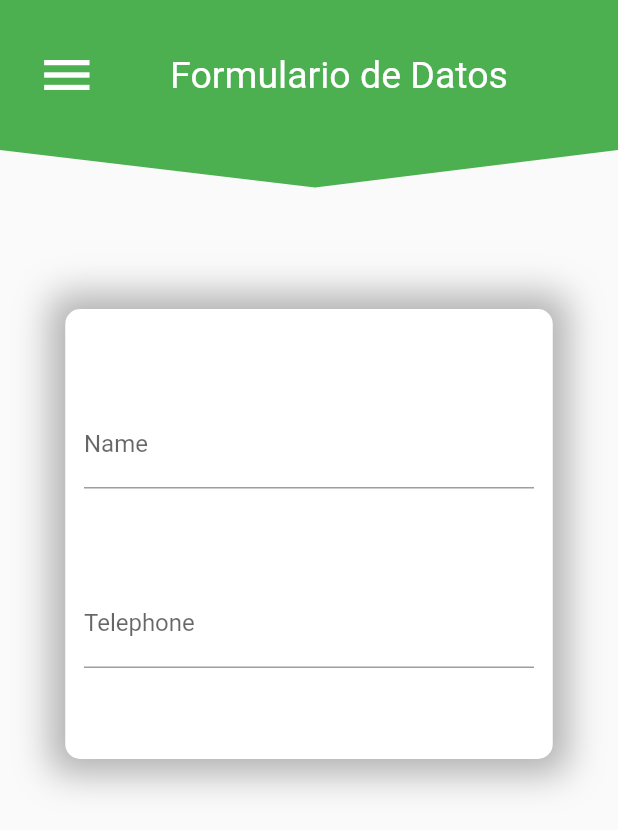
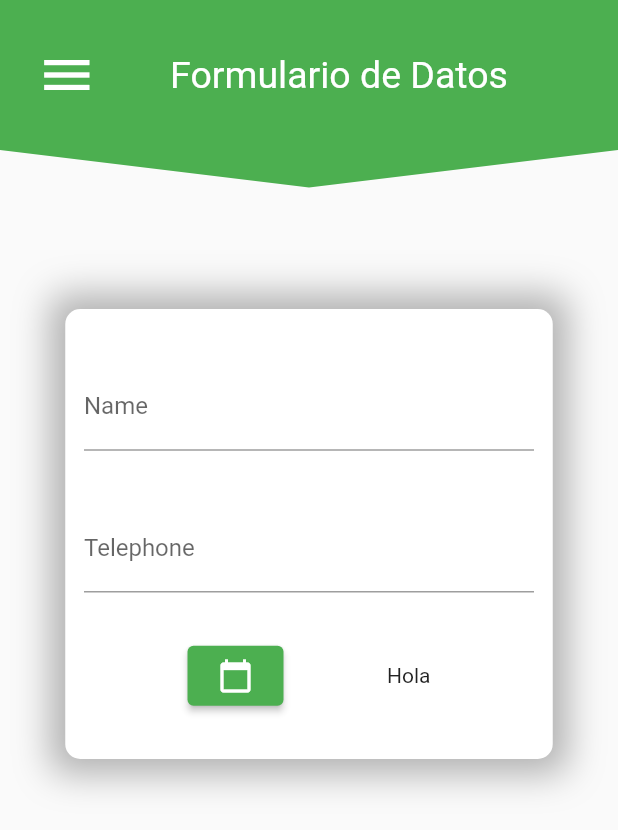
Before and after one commit to Jordieee/Practica5IPC_2022_StatefulLogin, a Flutter app: the screen it shows after launch, on a phone screen of 412 x 824 dp. Shown: the top 830 px of the screen. Run offline on Flutter 3.47's test engine with Material 2 defaults, Android fonts, the phone set to English and light mode, and no system bars.

Commit message:
Calendar done

```diff
--- a/lib/form_page.dart
+++ b/lib/form_page.dart
@@ -1,4 +1,7 @@
 import 'package:flutter/material.dart';
+import 'package:intl/intl.dart';
+
+import 'dart:core';
 
 class FormPage extends StatefulWidget {
   const FormPage({Key? key}) : super(key: key);
@@ -8,17 +11,18 @@ class FormPage extends StatefulWidget {
 }
 
 class _FormPageState extends State<FormPage> {
-
   late TextEditingController _controller;
+  DateTime? _day;
+  String? day = "Hola";
 
   @override
-  void initState(){
+  void initState() {
     super.initState();
     _controller = TextEditingController();
   }
 
   @override
-  void dispose(){
+  void dispose() {
     _controller.dispose();
     super.dispose();
   }
@@ -30,7 +34,9 @@ class _FormPageState extends State<FormPage> {
       body: SafeArea(
         child: Column(children: [
           _Header(),
-          const Spacer(flex: 1,),
+          const Spacer(
+            flex: 1,
+          ),
           Container(
             width: 325,
             height: 300,
@@ -47,31 +53,71 @@ class _FormPageState extends State<FormPage> {
             ),
             child: Column(
               mainAxisAlignment: MainAxisAlignment.spaceEvenly,
-              children: const [
-                SizedBox(
+              children: [
+                const SizedBox(
                   width: 300,
                   child: TextField(
                     keyboardType: TextInputType.name,
                     decoration: InputDecoration(
-                      labelText: "Name",
-                      hintText: "Introduce your name..."
-                    ),
+                        labelText: "Name", hintText: "Introduce your name..."),
                   ),
                 ),
-                SizedBox(
+                const SizedBox(
                   width: 300,
                   child: TextField(
                     keyboardType: TextInputType.name,
                     decoration: InputDecoration(
                         labelText: "Telephone",
-                        hintText: "Introduce your telephone..."
-                    ),
+                        hintText: "Introduce your telephone..."),
+                  ),
+                ),
+                SizedBox(
+                  width: 300,
+                  child: Row(
+                    mainAxisAlignment: MainAxisAlignment.spaceEvenly,
+                    children: [
+                      SizedBox(
+                        height: 40,
+                        child: ElevatedButton(
+                            child: const Icon(Icons.calendar_today),
+                            style: ButtonStyle(
+                              backgroundColor:
+                              MaterialStateProperty.all(Colors.green),
+                            ),
+                            onPressed: () {
+                              showDatePicker(
+
+                                  context: context,
+                                  initialDate: DateTime.now(),
+                                  firstDate: DateTime(1900),
+                                  lastDate: DateTime(2099)
+                              ).then((pickedValue){
+                                if(pickedValue != null){
+                                  debugPrint("Ok => ${pickedValue.weekday}");
+                                  _day = pickedValue;
+                                  DateFormat dateFormat = DateFormat("dd MMMM yyyy");
+                                  day = dateFormat.format(_day!);
+                                  setState(() {});
+                                }
+                                else{
+                                  debugPrint("Cancelled :(");
+                                }
+                              });
+                            }
+                        ),
+                      ),
+                      Text(day!,
+
+                      )
+                    ],
                   ),
                 )
               ],
             ),
           ),
-          const Spacer(flex: 3,),
+          const Spacer(
+            flex: 3,
+          ),
         ]),
       ),
     );
@@ -127,11 +173,11 @@ class MyPaint extends CustomPainter {
       ..style = PaintingStyle.fill;
 
     final path = Path()
-      ..moveTo(0, 100)
-      ..lineTo(0, 0)
-      ..lineTo(size.width, 0)
+      ..moveTo(0, 0)
+      ..lineTo(0, 100)
+      ..lineTo(size.width / 2, size.height + 25)
       ..lineTo(size.width, 100)
-      ..lineTo(210, 125);
+      ..lineTo(size.width, 0);
 
     canvas.drawPath(path, paint);
   }
--- a/pubspec.yaml
+++ b/pubspec.yaml
@@ -27,6 +27,7 @@ environment:
 # the latest version available on pub.dev. To see which dependencies have newer
 # versions available, run `flutter pub outdated`.
 dependencies:
+  intl: ^0.17.0
   flutter:
     sdk: flutter
 
```
Also changed, not shown: pubspec.lock.
